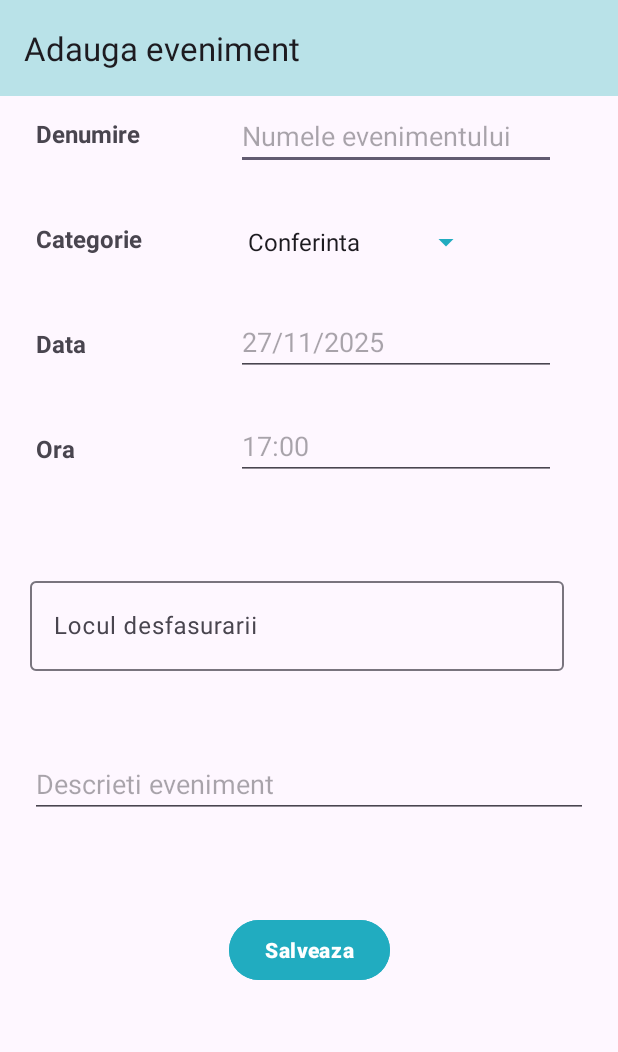
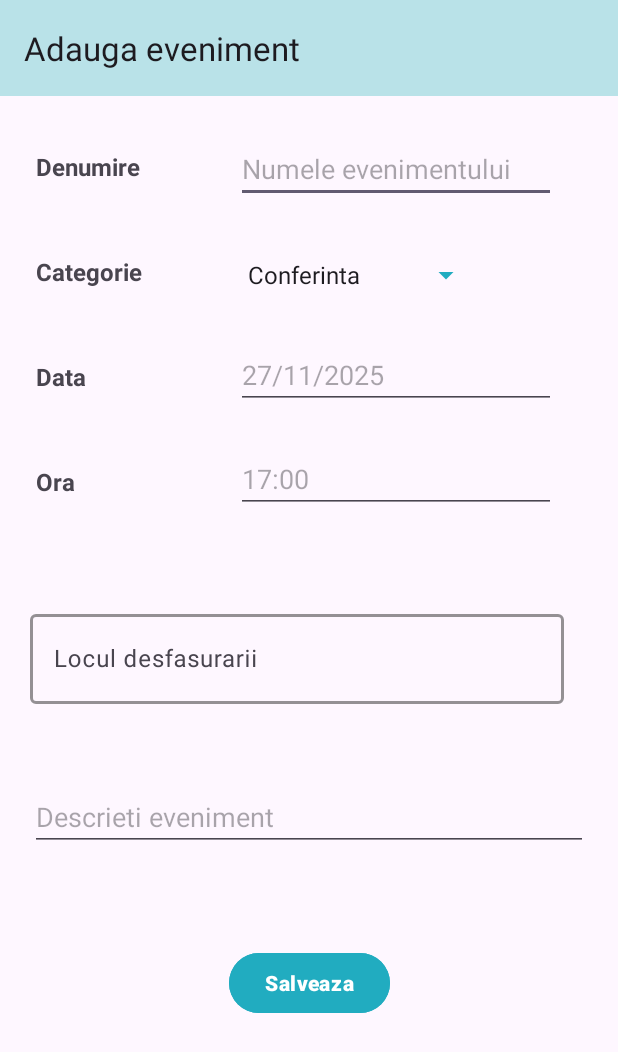
Before and after one commit to andreeatcl/dam-seminar-app, an Android app: the AddActivity screen opened directly, with no data from a screen before it, on a phone screen of 412 x 824 dp. Shown: the top 1052 px of the screen. Run offline under Robolectric (Android 15) with nearby library versions, the phone set to English and light mode, and no system bars.

Commit message:
tema sem5 changes

```diff
--- a/app/src/main/res/layout/activity_add.xml
+++ b/app/src/main/res/layout/activity_add.xml
@@ -14,7 +14,7 @@
         android:layout_width="wrap_content"
         android:layout_height="wrap_content"
         android:layout_marginStart="24dp"
-        android:layout_marginTop="78dp"
+        android:layout_marginTop="100dp"
         android:text="@string/denumire"
         android:textSize="16sp"
         android:textStyle="bold"
@@ -26,7 +26,7 @@
         android:layout_width="wrap_content"
         android:layout_height="wrap_content"
         android:layout_marginStart="64dp"
-        android:layout_marginTop="68dp"
+        android:layout_marginTop="90dp"
         android:ems="10"
         android:hint="@string/denumire_placeholder"
         android:inputType="text"
@@ -106,6 +106,10 @@
         android:layout_marginStart="20dp"
         android:layout_marginTop="72dp"
         android:layout_marginEnd="20dp"
+        app:boxBackgroundMode="outline"
+        app:boxStrokeColor="@color/turquoise"
+        app:boxStrokeWidth="2dp"
+        app:hintTextColor="@color/turquoise"
         app:layout_constraintEnd_toEndOf="parent"
         app:layout_constraintStart_toStartOf="parent"
         app:layout_constraintTop_toBottomOf="@+id/textView4">
```
